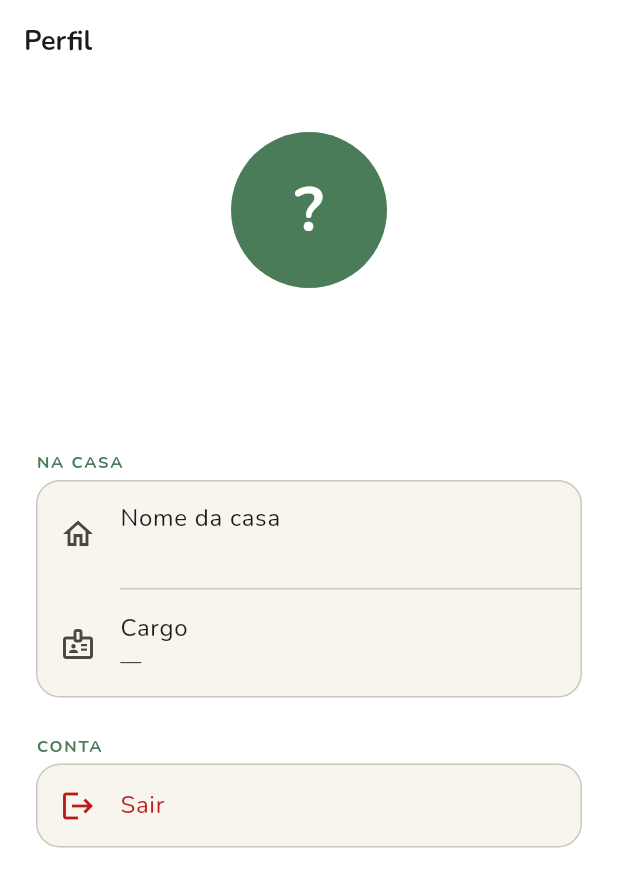
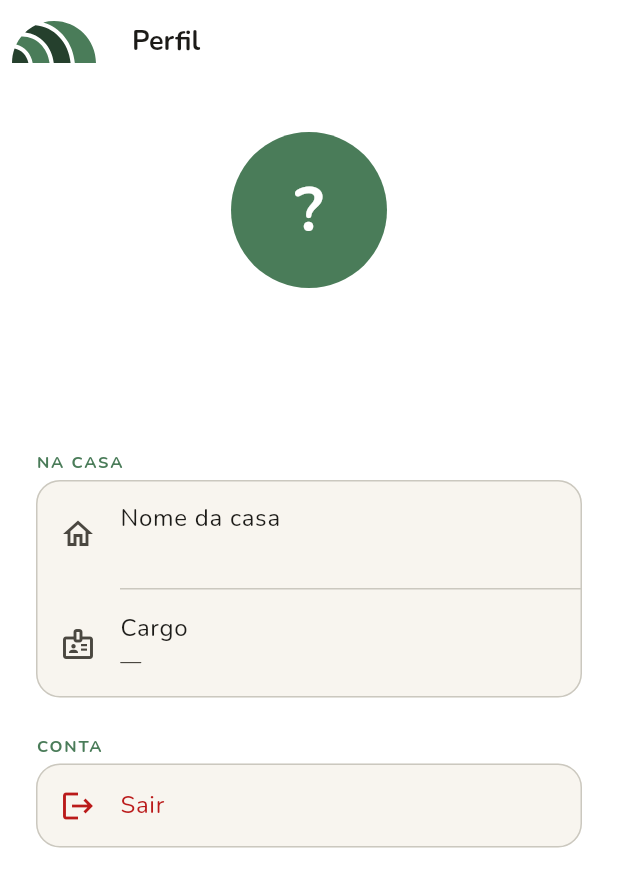
Before and after one commit to CafeLabsDev/domo, a Flutter app: the _ProfileContent screen opened directly with empty values, on a phone screen of 412 x 824 dp. Shown: the top 887 px of the screen. Run offline on Flutter 3.47's test engine with Material 3 defaults, Android fonts, the phone set to English and light mode, and no system bars; our stand-ins replace cached_network_image, cloud_firestore, firebase_auth, firebase_core, flutter_riverpod, flutter_svg and 5 more; accounts and stored records are empty; generated files the repository leaves out were written again.

Commit message:
feat(branding): adiciona logo Domo na tela de login, AppBars e favicon web

```diff
--- a/lib/features/casa/presentation/pages/casa_page.dart
+++ b/lib/features/casa/presentation/pages/casa_page.dart
@@ -10,6 +10,7 @@ import '../../../auth/presentation/providers/auth_provider.dart';
 import '../../domain/models/membro_model.dart';
 import '../providers/casa_controller.dart';
 import '../providers/casa_provider.dart';
+import '../../../../shared/widgets/domo_leading_logo.dart';
 
 class CasaPage extends ConsumerWidget {
   const CasaPage({super.key});
@@ -100,6 +101,8 @@ class CasaPage extends ConsumerWidget {
 
         return Scaffold(
           appBar: AppBar(
+            leading: const DomoLeadingLogo(),
+            leadingWidth: 72,
             title: Text(casa.nome),
             centerTitle: false,
             actions: [
--- a/lib/features/dispensa/presentation/pages/dispensa_page.dart
+++ b/lib/features/dispensa/presentation/pages/dispensa_page.dart
@@ -8,6 +8,7 @@ import '../providers/dispensa_controller.dart';
 import '../providers/dispensa_provider.dart';
 import '../widgets/add_edit_item_sheet.dart';
 import '../widgets/pantry_item_card.dart';
+import '../../../../shared/widgets/domo_leading_logo.dart';
 
 class DispensaPage extends ConsumerWidget {
   const DispensaPage({super.key});
@@ -54,6 +55,8 @@ class _DispensaContent extends ConsumerWidget {
 
     return Scaffold(
       appBar: AppBar(
+        leading: const DomoLeadingLogo(),
+        leadingWidth: 72,
         title: const Text('Dispensa'),
         centerTitle: false,
       ),
--- a/lib/features/mercado/presentation/pages/mercado_page.dart
+++ b/lib/features/mercado/presentation/pages/mercado_page.dart
@@ -7,6 +7,7 @@ import '../../../casa/presentation/providers/casa_provider.dart';
 import '../../../dispensa/domain/models/pantry_item.dart';
 import '../../../dispensa/presentation/providers/dispensa_controller.dart';
 import '../../../dispensa/presentation/providers/dispensa_provider.dart';
+import '../../../../shared/widgets/domo_leading_logo.dart';
 
 class MercadoPage extends ConsumerWidget {
   const MercadoPage({super.key});
@@ -40,6 +41,8 @@ class _MercadoContent extends ConsumerWidget {
 
     return Scaffold(
       appBar: AppBar(
+        leading: const DomoLeadingLogo(),
+        leadingWidth: 72,
         title: const Text('Lista de Compras'),
         centerTitle: false,
       ),
--- a/lib/features/profile/presentation/pages/profile_page.dart
+++ b/lib/features/profile/presentation/pages/profile_page.dart
@@ -10,6 +10,7 @@ import '../../../auth/presentation/providers/auth_provider.dart';
 import '../../../casa/domain/models/casa_model.dart';
 import '../../../casa/domain/models/membro_model.dart';
 import '../../../casa/presentation/providers/casa_provider.dart';
+import '../../../../shared/widgets/domo_leading_logo.dart';
 
 class ProfilePage extends ConsumerWidget {
   const ProfilePage({super.key});
@@ -81,7 +82,12 @@ class _ProfileContent extends ConsumerWidget {
     final meuMembro = _meuMembro(membros);
 
     return Scaffold(
-      appBar: AppBar(title: const Text('Perfil'), centerTitle: false),
+      appBar: AppBar(
+        leading: const DomoLeadingLogo(),
+        leadingWidth: 72,
+        title: const Text('Perfil'),
+        centerTitle: false,
+      ),
       body: SingleChildScrollView(
         child: Column(
           children: [
--- /dev/null
+++ b/lib/shared/widgets/domo_leading_logo.dart
@@ -0,0 +1,14 @@
+import 'package:flutter/material.dart';
+import 'package:flutter_svg/flutter_svg.dart';
+
+class DomoLeadingLogo extends StatelessWidget {
+  const DomoLeadingLogo({super.key});
+
+  @override
+  Widget build(BuildContext context) {
+    return Padding(
+      padding: const EdgeInsets.symmetric(vertical: 14.0, horizontal: 8.0),
+      child: SvgPicture.asset('assets/icons/domo_icon.svg'),
+    );
+  }
+}
```
Also changed, not shown: lib/features/auth/presentation/pages/login_page.dart (+3 -4 lines), .claude/settings.json, 2 other files.
